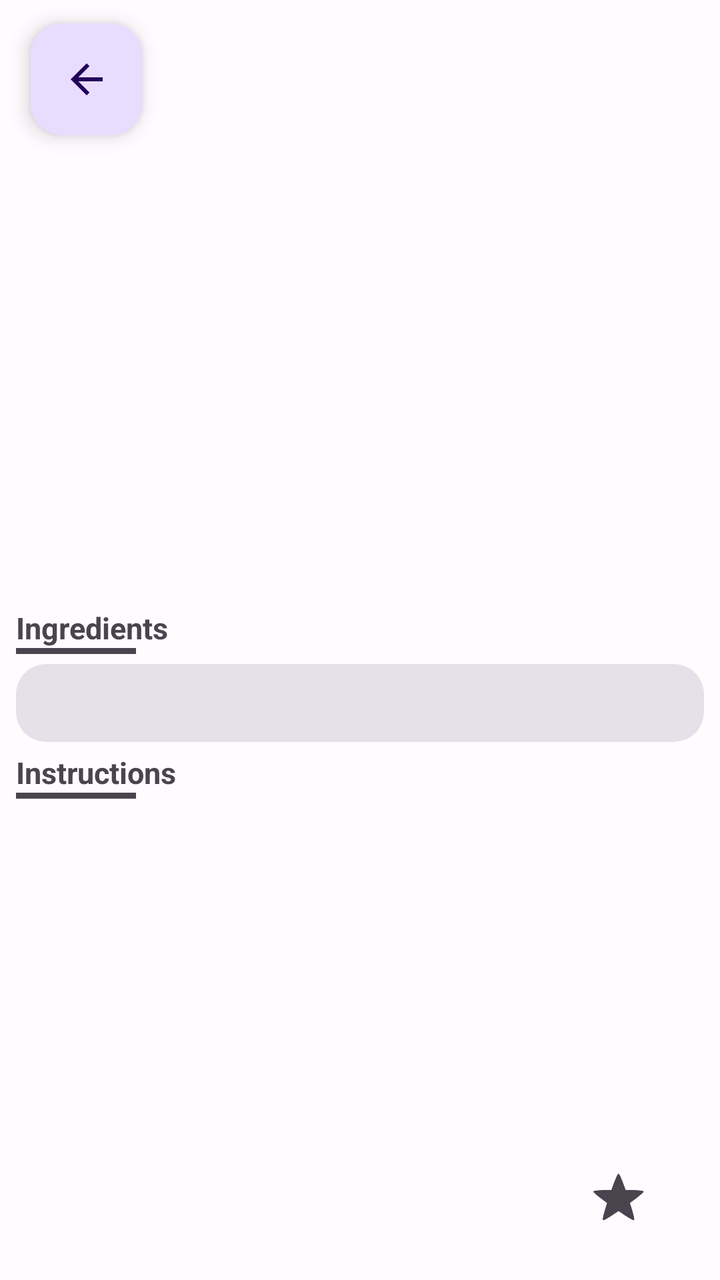
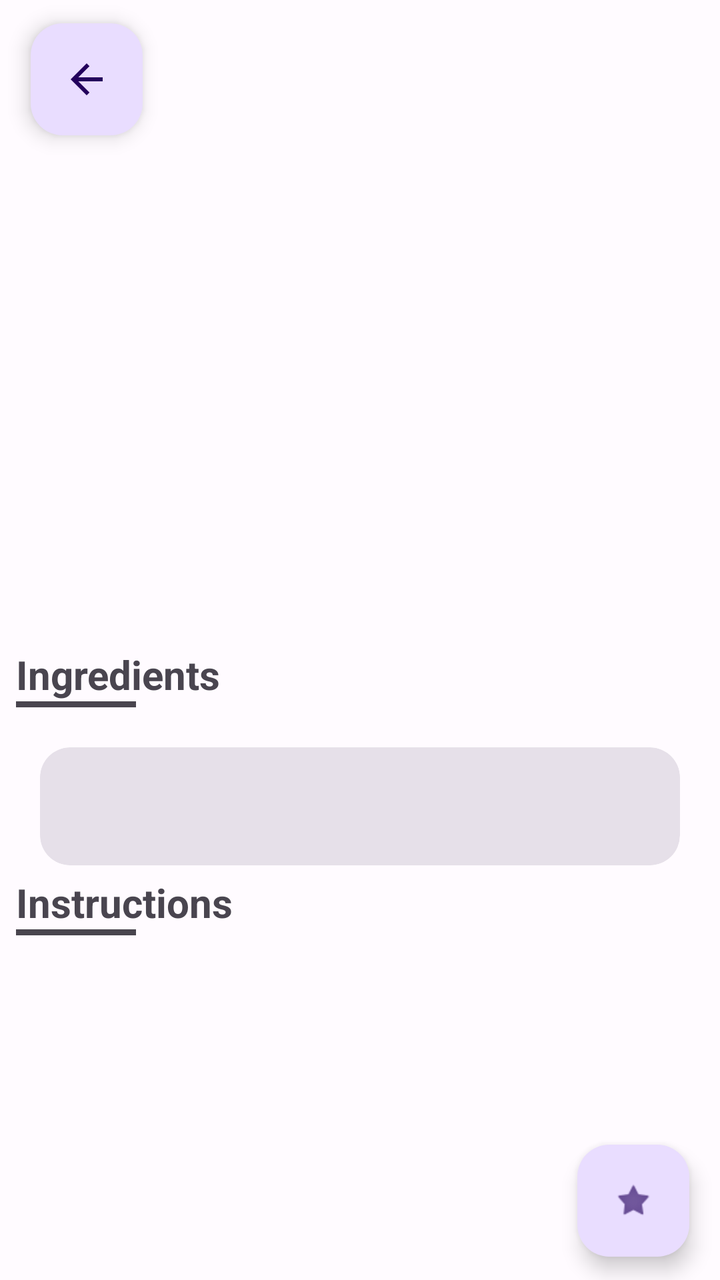

Screens rendered from an Android XML layout before and after an edit, with the pre-edit source and the edit as a unified diff.
<!-- AndroidManifest.xml: application theme Theme.Food_alchemy -->
<!-- res/layout/fragment_recipe.xml -->
<?xml version="1.0" encoding="utf-8"?>
<androidx.constraintlayout.widget.ConstraintLayout
    xmlns:android="http://schemas.android.com/apk/res/android"
    xmlns:app="http://schemas.android.com/apk/res-auto"
    xmlns:tools="http://schemas.android.com/tools"
    android:layout_width="match_parent"
    android:layout_height="match_parent"
    tools:context=".ui.main.MainActivity">

    <ImageView
        android:id="@+id/image_recipe"
        android:layout_width="match_parent"
        android:layout_height="250dp"
        android:scaleType="centerCrop"
        app:layout_constraintStart_toStartOf="parent"
        app:layout_constraintEnd_toEndOf="parent"
        app:layout_constraintTop_toTopOf="parent"/>
    
    <androidx.core.widget.NestedScrollView
        android:layout_width="0dp"
        android:layout_height="0dp"
        app:layout_constraintEnd_toEndOf="parent"
        app:layout_constraintStart_toStartOf="parent"
        app:layout_constraintTop_toBottomOf="@id/image_recipe"
        app:layout_constraintBottom_toBottomOf="parent">

        <androidx.constraintlayout.widget.ConstraintLayout
            android:layout_width="match_parent"
            android:layout_height="match_parent">

            <TextView
                android:id="@+id/big_title"
                android:layout_width="match_parent"
                android:layout_height="wrap_content"
                app:layout_constraintStart_toStartOf="parent"
                app:layout_constraintEnd_toEndOf="parent"
                app:layout_constraintTop_toTopOf="parent"
                android:layout_marginTop="20dp"
                android:layout_marginBottom="15dp"
                android:layout_marginStart="20dp"
                android:textStyle="italic"
                android:textSize="25sp"
                android:textAlignment="center"/>
            
            <TextView
                android:id="@+id/text_ingredients"
                android:layout_width="match_parent"
                android:layout_height="wrap_content"
                android:textSize="15sp"
                android:textStyle="bold"
                android:text="@string/ingredients"
                android:layout_marginStart="8dp"
                app:layout_constraintStart_toStartOf="parent"
                app:layout_constraintEnd_toEndOf="parent"
                app:layout_constraintTop_toBottomOf="@id/big_title"/>

            <View
                android:id="@+id/fine_line"
                android:layout_width="60dp"
                android:layout_height="3dp"
                android:layout_centerVertical="true"
                android:layout_marginStart="8dp"
                android:background="@color/md_theme_dark_outlineVariant" 
                app:layout_constraintStart_toStartOf="parent"
                app:layout_constraintTop_toBottomOf="@id/text_ingredients"/>
            
            <androidx.cardview.widget.CardView
                android:id="@+id/card_ingredients"
                android:layout_width="match_parent"
                android:layout_height="wrap_content"
                android:layout_marginTop="5dp"
                android:layout_marginLeft="8dp"
                android:layout_marginRight="8dp"
                style="@style/Widget.Material3.CardView.Filled"
                app:cardCornerRadius="15dp"
                app:layout_constraintStart_toStartOf="parent"
                app:layout_constraintEnd_toEndOf="parent"
                app:layout_constraintTop_toBottomOf="@id/fine_line">

                <androidx.constraintlayout.widget.ConstraintLayout
                    android:layout_width="match_parent"
                    android:layout_height="match_parent"
                    android:paddingTop="10dp"
                    android:paddingBottom="10dp">

                    <TextView
                        android:id="@+id/ingredients"
                        android:layout_width="wrap_content"
                        android:layout_height="wrap_content"
                        app:layout_constraintStart_toStartOf="parent"
                        app:layout_constraintTop_toTopOf="parent"
                        app:layout_constraintEnd_toEndOf="parent"
                        app:layout_constraintBottom_toBottomOf="parent"/>

                </androidx.constraintlayout.widget.ConstraintLayout>
            </androidx.cardview.widget.CardView>

            <TextView
                android:id="@+id/instructions_title"
                android:layout_width="match_parent"
                android:layout_height="wrap_content"
                android:textSize="15sp"
                android:textStyle="bold"
                android:layout_marginStart="8dp"
                android:layout_marginTop="5dp"
                app:layout_constraintTop_toBottomOf="@id/card_ingredients"
                app:layout_constraintStart_toStartOf="parent"
                app:layout_constraintEnd_toEndOf="parent"
                android:text="@string/instructions"/>

            <View
                android:id="@+id/fine_line2"
                android:layout_width="60dp"
                android:layout_height="3dp"
                android:layout_centerVertical="true"
                android:layout_marginStart="8dp"
                android:background="@color/md_theme_dark_outlineVariant"
                app:layout_constraintStart_toStartOf="parent"
                app:layout_constraintTop_toBottomOf="@id/instructions_title"/>

            <TextView
                android:id="@+id/instructions"
                android:layout_width="match_parent"
                android:layout_height="wrap_content"
                android:textSize="12sp"
                app:layout_constraintStart_toStartOf="parent"
                app:layout_constraintEnd_toEndOf="parent"
                app:layout_constraintTop_toBottomOf="@id/fine_line2"
                app:layout_constraintBottom_toBottomOf="parent"
                android:layout_marginTop="5dp"
                android:layout_marginStart="8dp"
                android:layout_marginEnd="8dp"/>

        </androidx.constraintlayout.widget.ConstraintLayout>
    </androidx.core.widget.NestedScrollView>

    <com.google.android.material.floatingactionbutton.FloatingActionButton
        android:id="@+id/back_button"
        android:layout_width="wrap_content"
        android:layout_height="wrap_content"
        android:clickable="true"
        android:contentDescription="@string/add"
        android:src="@drawable/baseline_arrow_back_24"
        app:layout_constraintBottom_toBottomOf="parent"
        app:layout_constraintEnd_toEndOf="parent"
        app:layout_constraintHorizontal_bias="0.05"
        app:layout_constraintStart_toStartOf="parent"
        app:layout_constraintTop_toTopOf="parent"
        app:layout_constraintVertical_bias="0.02"
        android:focusable="true" />

    <CheckBox
        android:id="@+id/add_fav_button"
        style="?android:attr/starStyle"
        android:checked="false"
        android:layout_width="wrap_content"
        android:layout_height="wrap_content"
        app:layout_constraintEnd_toEndOf="parent"
        app:layout_constraintTop_toTopOf="parent"
        app:layout_constraintBottom_toBottomOf="parent"
        app:layout_constraintStart_toStartOf="parent"
        app:layout_constraintVertical_bias="0.97"
        app:layout_constraintHorizontal_bias="0.94"
        />



</androidx.constraintlayout.widget.ConstraintLayout>
<!-- resources referenced by this layout -->
<resources>
  <color name="md_theme_dark_outlineVariant">#49454E</color>
  <!-- drawable baseline_arrow_back_24 (drawable) -->
  <vector android:autoMirrored="true" android:height="24dp"
      android:tint="#000000" android:viewportHeight="24"
      android:viewportWidth="24" android:width="24dp" xmlns:android="http://schemas.android.com/apk/res/android">
      <path android:fillColor="@android:color/black" android:pathData="M20,11H7.83l5.59,-5.59L12,4l-8,8 8,8 1.41,-1.41L7.83,13H20v-2z"/>
  </vector>
  <string name="add">Add</string>
  <string name="ingredients">Ingredients</string>
  <string name="instructions">Instructions</string>
  <style name="Theme.Food_alchemy" parent="Base.Theme.Food_alchemy" />
  <color name="md_theme_light_primary">#7214FF</color>
  <color name="md_theme_light_onPrimary">#FFFFFF</color>
  <color name="md_theme_light_primaryContainer">#E9DDFF</color>
  <color name="md_theme_light_onPrimaryContainer">#23005C</color>
  <color name="md_theme_light_secondary">#625B70</color>
  <color name="md_theme_light_onSecondary">#FFFFFF</color>
  <color name="md_theme_light_secondaryContainer">#E8DEF8</color>
  <color name="md_theme_light_onSecondaryContainer">#1E192B</color>
  <color name="md_theme_light_tertiary">#7E525F</color>
  <color name="md_theme_light_onTertiary">#FFFFFF</color>
  <color name="md_theme_light_tertiaryContainer">#FFD9E2</color>
  <color name="md_theme_light_onTertiaryContainer">#31101C</color>
  <color name="md_theme_light_error">#BA1A1A</color>
  <color name="md_theme_light_onError">#FFFFFF</color>
  <color name="md_theme_light_errorContainer">#FFDAD6</color>
  <color name="md_theme_light_onErrorContainer">#410002</color>
  <color name="md_theme_light_outline">#7A757F</color>
  <color name="md_theme_light_background">#FFFBFF</color>
  <color name="md_theme_light_onBackground">#1C1B1E</color>
  <color name="md_theme_light_surface">#FDF8FD</color>
  <color name="md_theme_light_onSurface">#1C1B1E</color>
  <color name="md_theme_light_surfaceVariant">#E7E0EB</color>
  <color name="md_theme_light_onSurfaceVariant">#49454E</color>
  <color name="md_theme_light_inverseSurface">#323033</color>
  <color name="md_theme_light_inverseOnSurface">#F5EFF4</color>
  <color name="md_theme_light_inversePrimary">#D0BCFF</color>
  <!-- unchanged entries left out for length: 1 -->
</resources>

<!-- the commit's change to res/layout/fragment_recipe.xml (unified diff, before → after) -->
@@ -10,6 +10,7 @@
     <ImageView
         android:id="@+id/image_recipe"
         android:layout_width="match_parent"
+        android:contentDescription="@string/recipe_image"
         android:layout_height="250dp"
         android:scaleType="centerCrop"
         app:layout_constraintStart_toStartOf="parent"
@@ -35,9 +36,7 @@
                 app:layout_constraintStart_toStartOf="parent"
                 app:layout_constraintEnd_toEndOf="parent"
                 app:layout_constraintTop_toTopOf="parent"
-                android:layout_marginTop="20dp"
-                android:layout_marginBottom="15dp"
-                android:layout_marginStart="20dp"
+                android:padding="20dp"
                 android:textStyle="italic"
                 android:textSize="25sp"
                 android:textAlignment="center"/>
@@ -46,7 +45,7 @@
                 android:id="@+id/text_ingredients"
                 android:layout_width="match_parent"
                 android:layout_height="wrap_content"
-                android:textSize="15sp"
+                android:textSize="20sp"
                 android:textStyle="bold"
                 android:text="@string/ingredients"
                 android:layout_marginStart="8dp"
@@ -60,7 +59,7 @@
                 android:layout_height="3dp"
                 android:layout_centerVertical="true"
                 android:layout_marginStart="8dp"
-                android:background="@color/md_theme_dark_outlineVariant" 
+                android:background="@color/md_theme_dark_outlineVariant"
                 app:layout_constraintStart_toStartOf="parent"
                 app:layout_constraintTop_toBottomOf="@id/text_ingredients"/>
             
@@ -68,9 +67,7 @@
                 android:id="@+id/card_ingredients"
                 android:layout_width="match_parent"
                 android:layout_height="wrap_content"
-                android:layout_marginTop="5dp"
-                android:layout_marginLeft="8dp"
-                android:layout_marginRight="8dp"
+               android:layout_margin="20dp"
                 style="@style/Widget.Material3.CardView.Filled"
                 app:cardCornerRadius="15dp"
                 app:layout_constraintStart_toStartOf="parent"
@@ -80,17 +77,27 @@
                 <androidx.constraintlayout.widget.ConstraintLayout
                     android:layout_width="match_parent"
                     android:layout_height="match_parent"
-                    android:paddingTop="10dp"
-                    android:paddingBottom="10dp">
+                    android:layout_margin="20dp">
+
+                    <TextView
+                        android:id="@+id/quantity"
+                        android:layout_width="wrap_content"
+                        android:layout_height="wrap_content"
+                        android:textAlignment="textEnd"
+                        app:layout_constraintBottom_toBottomOf="parent"
+                        app:layout_constraintEnd_toStartOf="@id/ingredients"
+                        app:layout_constraintStart_toStartOf="parent"
+                        app:layout_constraintTop_toTopOf="parent" />
 
                     <TextView
                         android:id="@+id/ingredients"
                         android:layout_width="wrap_content"
                         android:layout_height="wrap_content"
-                        app:layout_constraintStart_toStartOf="parent"
-                        app:layout_constraintTop_toTopOf="parent"
+                        android:textStyle="bold"
+                        app:layout_constraintBottom_toBottomOf="parent"
                         app:layout_constraintEnd_toEndOf="parent"
-                        app:layout_constraintBottom_toBottomOf="parent"/>
+                        app:layout_constraintStart_toEndOf="@id/quantity"
+                        app:layout_constraintTop_toTopOf="parent" />
 
                 </androidx.constraintlayout.widget.ConstraintLayout>
             </androidx.cardview.widget.CardView>
@@ -99,7 +106,7 @@
                 android:id="@+id/instructions_title"
                 android:layout_width="match_parent"
                 android:layout_height="wrap_content"
-                android:textSize="15sp"
+                android:textSize="20sp"
                 android:textStyle="bold"
                 android:layout_marginStart="8dp"
                 android:layout_marginTop="5dp"
@@ -122,14 +129,11 @@
                 android:id="@+id/instructions"
                 android:layout_width="match_parent"
                 android:layout_height="wrap_content"
-                android:textSize="12sp"
                 app:layout_constraintStart_toStartOf="parent"
                 app:layout_constraintEnd_toEndOf="parent"
                 app:layout_constraintTop_toBottomOf="@id/fine_line2"
                 app:layout_constraintBottom_toBottomOf="parent"
-                android:layout_marginTop="5dp"
-                android:layout_marginStart="8dp"
-                android:layout_marginEnd="8dp"/>
+                android:padding="20dp"/>
 
         </androidx.constraintlayout.widget.ConstraintLayout>
     </androidx.core.widget.NestedScrollView>
@@ -149,19 +153,19 @@
         app:layout_constraintVertical_bias="0.02"
         android:focusable="true" />
 
-    <CheckBox
-        android:id="@+id/add_fav_button"
-        style="?android:attr/starStyle"
-        android:checked="false"
-        android:layout_width="wrap_content"
-        android:layout_height="wrap_content"
-        app:layout_constraintEnd_toEndOf="parent"
-        app:layout_constraintTop_toTopOf="parent"
-        app:layout_constraintBottom_toBottomOf="parent"
-        app:layout_constraintStart_toStartOf="parent"
-        app:layout_constraintVertical_bias="0.97"
-        app:layout_constraintHorizontal_bias="0.94"
-        />
+   <com.google.android.material.floatingactionbutton.FloatingActionButton
+       android:layout_width="wrap_content"
+       android:layout_height="wrap_content"
+       android:clickable="true"
+       android:contentDescription="@string/search"
+       android:src="@android:drawable/star_off"
+       app:layout_constraintBottom_toBottomOf="parent"
+       app:layout_constraintEnd_toEndOf="parent"
+       app:layout_constraintHorizontal_bias="0.95"
+       app:layout_constraintStart_toStartOf="parent"
+       app:layout_constraintTop_toTopOf="parent"
+       app:layout_constraintVertical_bias="0.98"
+       android:focusable="true"/>
 
 
 
<!-- resource entries referenced after the edit -->
@@ -10,6 +10,7 @@
   <string name="add">Add</string>
   <string name="ingredients">Ingredients</string>
   <string name="instructions">Instructions</string>
+  <string name="search">Search Here</string>
   <style name="Theme.Food_alchemy" parent="Base.Theme.Food_alchemy" />
   <color name="md_theme_light_primary">#7214FF</color>
   <color name="md_theme_light_onPrimary">#FFFFFF</color>
